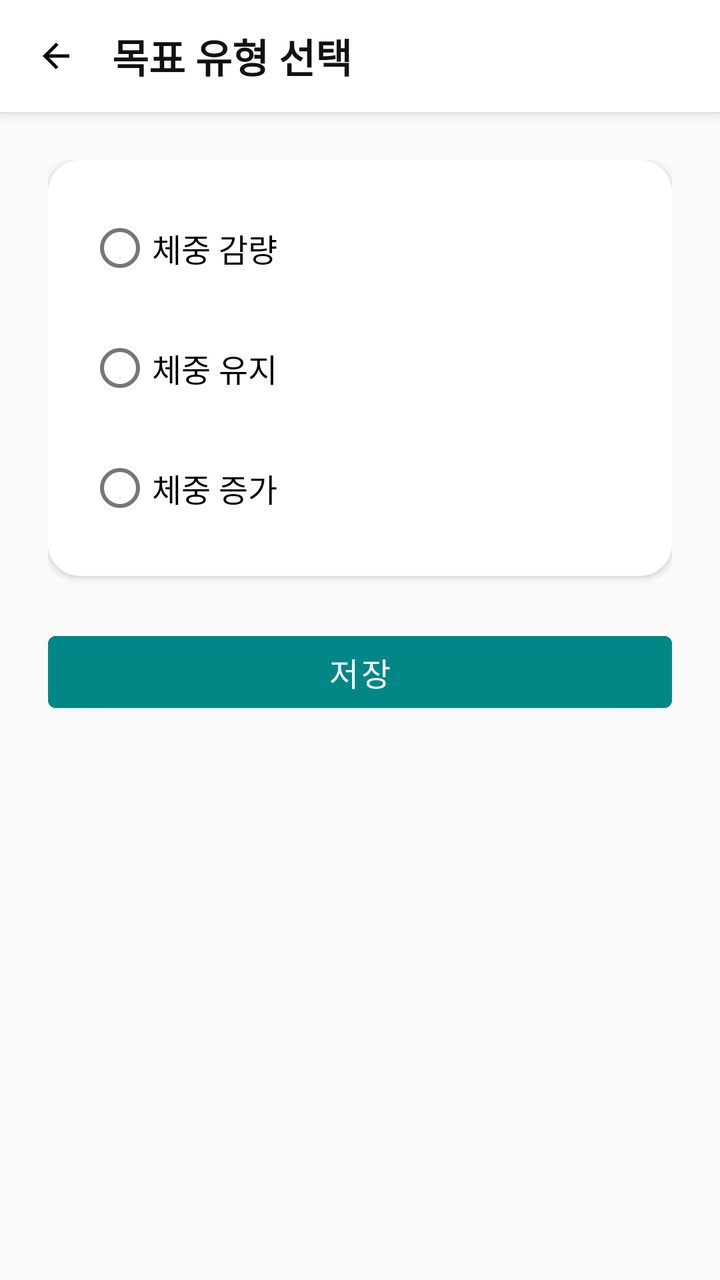
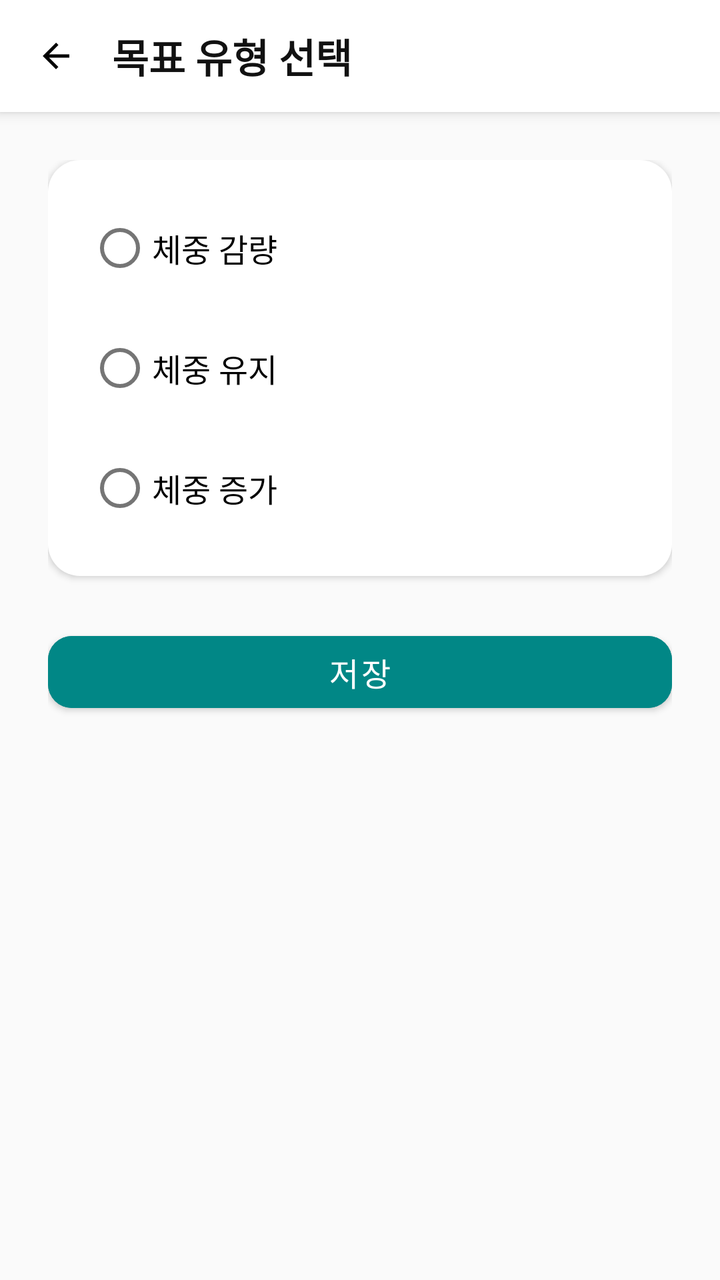

Before-and-after screenshots of an Android layout around one commit, followed by the original layout XML and the change that was made.
<!-- AndroidManifest.xml: application theme Theme.GJGN -->
<!-- res/layout/activity_edit_goal_type.xml -->
<?xml version="1.0" encoding="utf-8"?>
<LinearLayout xmlns:android="http://schemas.android.com/apk/res/android"
    android:layout_width="match_parent"
    android:layout_height="match_parent"
    android:orientation="vertical"
    android:background="#FAFAFA">

    
    <LinearLayout
        android:layout_width="match_parent"
        android:layout_height="56dp"
        android:orientation="horizontal"
        android:gravity="center_vertical"
        android:paddingStart="12dp"
        android:paddingEnd="12dp"
        android:background="@android:color/white"
        android:elevation="4dp">

        <ImageView
            android:id="@+id/btnBack"
            android:layout_width="32dp"
            android:layout_height="32dp"
            android:src="@drawable/ic_arrow_back"
            android:padding="6dp"
            android:background="?attr/selectableItemBackgroundBorderless" />

        <TextView
            android:id="@+id/tvTitle"
            android:text="목표 유형 선택"
            android:textSize="20sp"
            android:textStyle="bold"
            android:textColor="#111111"
            android:layout_marginStart="12dp"
            android:layout_width="wrap_content"
            android:layout_height="wrap_content" />
    </LinearLayout>

    
    <ScrollView
        android:layout_width="match_parent"
        android:layout_height="match_parent"
        android:fillViewport="true">

        <LinearLayout
            android:orientation="vertical"
            android:padding="24dp"
            android:layout_width="match_parent"
            android:layout_height="wrap_content">

            
            <LinearLayout
                android:layout_width="match_parent"
                android:layout_height="wrap_content"
                android:background="@drawable/bg_card"
                android:padding="20dp"
                android:elevation="2dp"
                android:orientation="vertical">

                <RadioGroup
                    android:id="@+id/radioGroupGoalType"
                    android:layout_width="match_parent"
                    android:layout_height="wrap_content">

                    <RadioButton
                        android:id="@+id/rbLoseWeight"
                        android:text="체중 감량"
                        android:textSize="16sp"
                        android:layout_marginBottom="12dp"
                        android:layout_width="match_parent"
                        android:layout_height="wrap_content" />

                    <RadioButton
                        android:id="@+id/rbKeepWeight"
                        android:text="체중 유지"
                        android:textSize="16sp"
                        android:layout_marginBottom="12dp"
                        android:layout_width="match_parent"
                        android:layout_height="wrap_content" />

                    <RadioButton
                        android:id="@+id/rbGainWeight"
                        android:text="체중 증가"
                        android:textSize="16sp"
                        android:layout_width="match_parent"
                        android:layout_height="wrap_content" />
                </RadioGroup>

            </LinearLayout>

            
            <com.google.android.material.button.MaterialButton
                android:id="@+id/btnSave"
                android:text="저장"
                android:textColor="@android:color/white"
                android:backgroundTint="@color/teal_700"
                android:layout_marginTop="24dp"
                android:layout_width="match_parent"
                android:layout_height="48dp"
                android:textSize="16sp"
                android:cornerRadius="12dp" />

        </LinearLayout>
    </ScrollView>
</LinearLayout>
<!-- resources referenced by this layout -->
<resources>
  <color name="teal_700">#FF018786</color>
  <!-- drawable bg_card (drawable) -->
  <shape xmlns:android="http://schemas.android.com/apk/res/android">
      <solid android:color="@android:color/white"/>
      <corners android:radius="16dp"/>
  </shape>
  <!-- drawable ic_arrow_back (drawable) -->
  <vector xmlns:android="http://schemas.android.com/apk/res/android"
      android:width="24dp"
      android:height="24dp"
      android:viewportWidth="24"
      android:viewportHeight="24">
  
      <path
          android:fillColor="#000000"
          android:pathData="M20,11H7.83l5.59,-5.59L12,4l-8,8 8,8 1.41,-1.41L7.83,13H20v-2z"/>
  </vector>
  <style name="Theme.GJGN" parent="Theme.MaterialComponents.DayNight.NoActionBar">
          
          <item name="colorPrimary">@color/purple_700</item>
          <item name="colorPrimaryVariant">@color/purple_700</item>
          <item name="colorOnPrimary">@android:color/white</item>
          <item name="colorSecondary">@color/teal_700</item>
          <item name="android:windowMinWidthMajor">320dp</item>
          <item name="android:windowMinWidthMinor">320dp</item>
      </style>
  <color name="purple_700">#FF3700B3</color>
</resources>

<!-- the commit's change to res/layout/activity_edit_goal_type.xml (unified diff, before → after) -->
@@ -1,5 +1,6 @@
 <?xml version="1.0" encoding="utf-8"?>
 <LinearLayout xmlns:android="http://schemas.android.com/apk/res/android"
+    xmlns:app="http://schemas.android.com/apk/res-auto"
     android:layout_width="match_parent"
     android:layout_height="match_parent"
     android:orientation="vertical"
@@ -97,7 +98,7 @@
                 android:layout_width="match_parent"
                 android:layout_height="48dp"
                 android:textSize="16sp"
-                android:cornerRadius="12dp" />
+                app:cornerRadius="12dp" />
 
         </LinearLayout>
     </ScrollView>
